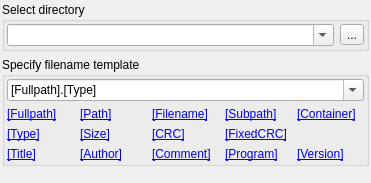
Qt form apps/zxtune-qt/ui/conversion/filename_template.ui (vitamin-caig/zxtune) before a commit.
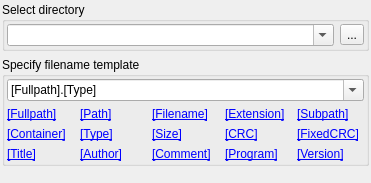
The same form after that commit.

Commit message: Supported [Extension] template field.

Diff of the .ui file:
```diff
--- a/apps/zxtune-qt/ui/conversion/filename_template.ui
+++ b/apps/zxtune-qt/ui/conversion/filename_template.ui
@@ -145,6 +145,24 @@
          </widget>
         </item>
         <item row="0" column="3">
+         <widget class="QLabel" name="hintExtension">
+          <property name="toolTip">
+           <string>
+&lt;p&gt;This field means source data filename's extension.&lt;/p&gt;
+&lt;p&gt;&lt;b&gt;Example:&lt;/b&gt;
+&lt;pre&gt;/path/to/file.ext?nested.bin/+256/subfile.B&lt;/pre&gt; will be translated to
+&lt;pre&gt;ext&lt;/pre&gt;
+</string>
+          </property>
+          <property name="text">
+           <string notr="true">&lt;a href=&quot;[Extension]&quot;&gt;[Extension]&lt;/a&gt;</string>
+          </property>
+          <property name="textFormat">
+           <enum>Qt::RichText</enum>
+          </property>
+         </widget>
+        </item>
+        <item row="0" column="4">
          <widget class="QLabel" name="hintSubpath">
           <property name="toolTip">
            <string>
@@ -162,7 +180,7 @@
           </property>
          </widget>
         </item>
-        <item row="0" column="4">
+        <item row="1" column="0">
          <widget class="QLabel" name="hintContainer">
           <property name="toolTip">
            <string>
@@ -180,7 +198,7 @@
           </property>
          </widget>
         </item>
-        <item row="1" column="0">
+        <item row="1" column="1">
          <widget class="QLabel" name="hintType">
           <property name="toolTip">
            <string>
@@ -195,7 +213,7 @@
           </property>
          </widget>
         </item>
-        <item row="1" column="1">
+        <item row="1" column="2">
          <widget class="QLabel" name="hintSize">
           <property name="toolTip">
            <string>
@@ -210,7 +228,7 @@
           </property>
          </widget>
         </item>
-        <item row="1" column="2">
+        <item row="1" column="3">
          <widget class="QLabel" name="hintCRC">
           <property name="toolTip">
            <string>
@@ -225,7 +243,7 @@
           </property>
          </widget>
         </item>
-        <item row="1" column="3">
+        <item row="1" column="4">
          <widget class="QLabel" name="hintFixedCRC">
           <property name="toolTip">
            <string>
```
Left out of the diff: 16 changed lines with no effect on the pictures. The commit also changes 9 other files.
